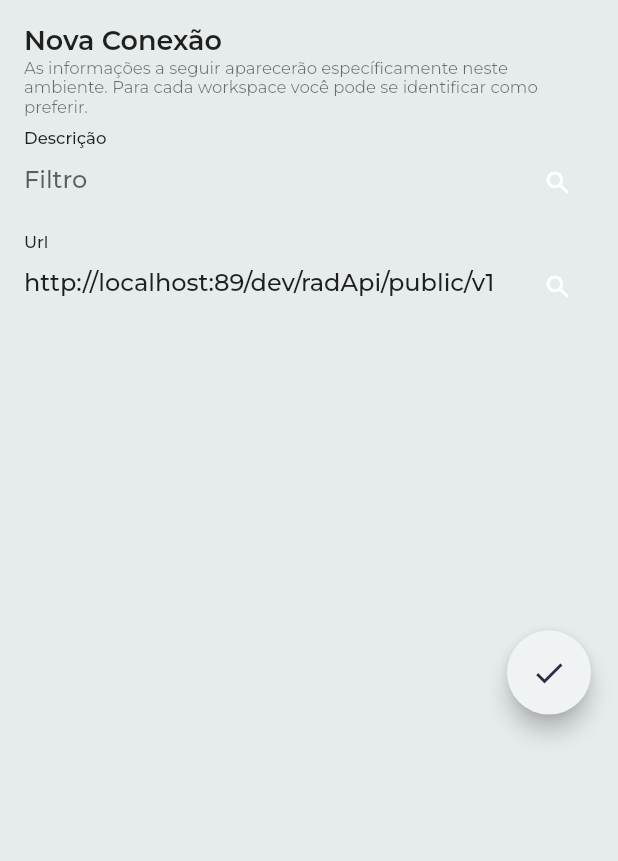
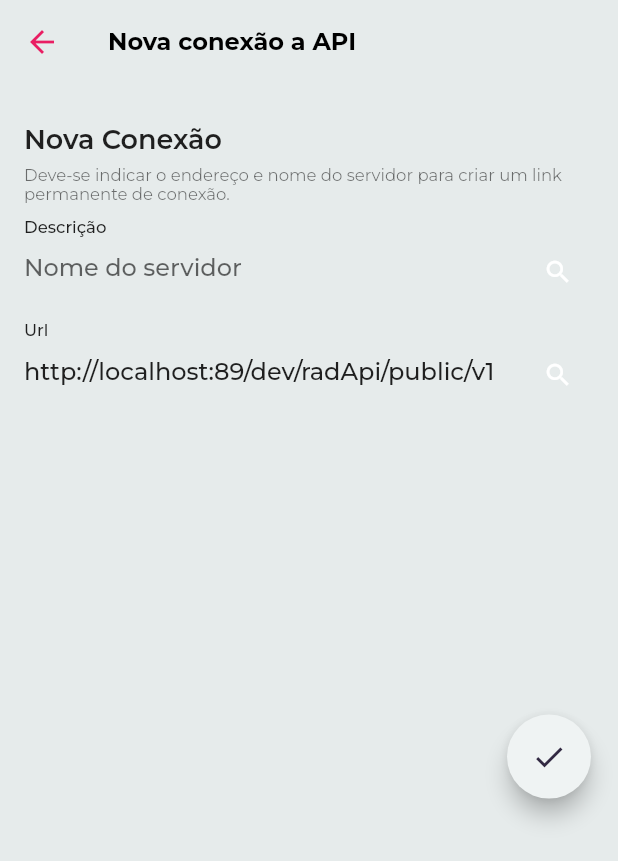
Before and after one commit to valmorflores/radApiFlutterClient, a Flutter app: the AddConnectionPage screen opened directly, on a phone screen of 412 x 824 dp. Shown: the top 861 px of the screen. Run offline on Flutter 3.47's test engine with Material 2 defaults, Android fonts, the phone set to English and light mode, and no system bars; our stand-ins replace bloc, cached_network_image, dartz, dio, equatable, file_picker and 7 more; missing offline and left inert: markdown; accounts and stored records are empty.

Commit message:
Add connection

```diff
--- a/radapiconsumer/lib/modules/connection/presenter/add_connection/add_connection_page.dart
+++ b/radapiconsumer/lib/modules/connection/presenter/add_connection/add_connection_page.dart
@@ -19,6 +19,7 @@ class AddConnectionPage extends StatelessWidget {
     _urlController.text = 'http://localhost:89/dev/radApi/public/v1';
 
     return Scaffold(
+        appBar: AppBar(title: Text('Nova conexão a API')),
         body: Container(
             height: MediaQuery.of(context).size.height * 0.60,
             decoration:
@@ -45,7 +46,7 @@ class AddConnectionPage extends StatelessWidget {
                                           fontWeight: FontWeight.w600),
                                     ),
                                     subtitle: Text(
-                                      'As informações a seguir aparecerão específicamente neste ambiente. Para cada workspace você pode se identificar como preferir.',
+                                      'Deve-se indicar o endereço e nome do servidor para criar um link permanente de conexão.',
                                       style: TextStyle(fontSize: 11),
                                     ),
                                   ),
@@ -65,7 +66,7 @@ class AddConnectionPage extends StatelessWidget {
                                           size: 20.0,
                                         ),
                                         border: InputBorder.none,
-                                        hintText: 'Filtro',
+                                        hintText: 'Nome do servidor',
                                       ),
                                     ),
                                   ),
```
